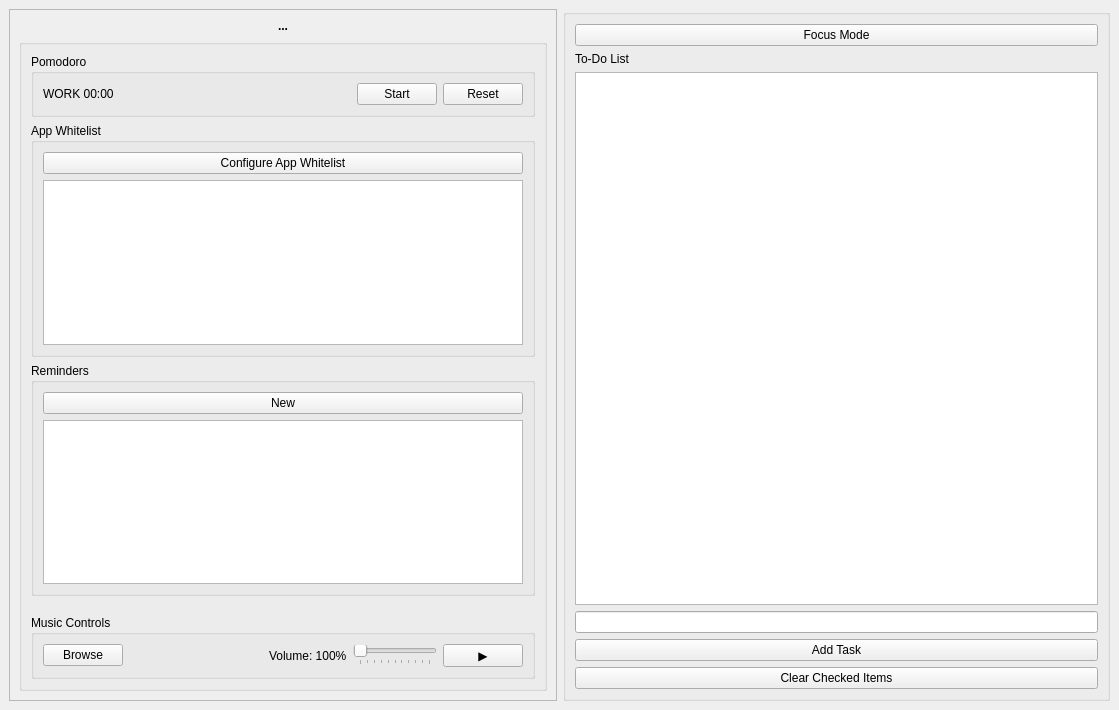
First picture: the form in ui/main.ui, repository Tayzn/HenHacks25, before the edit.
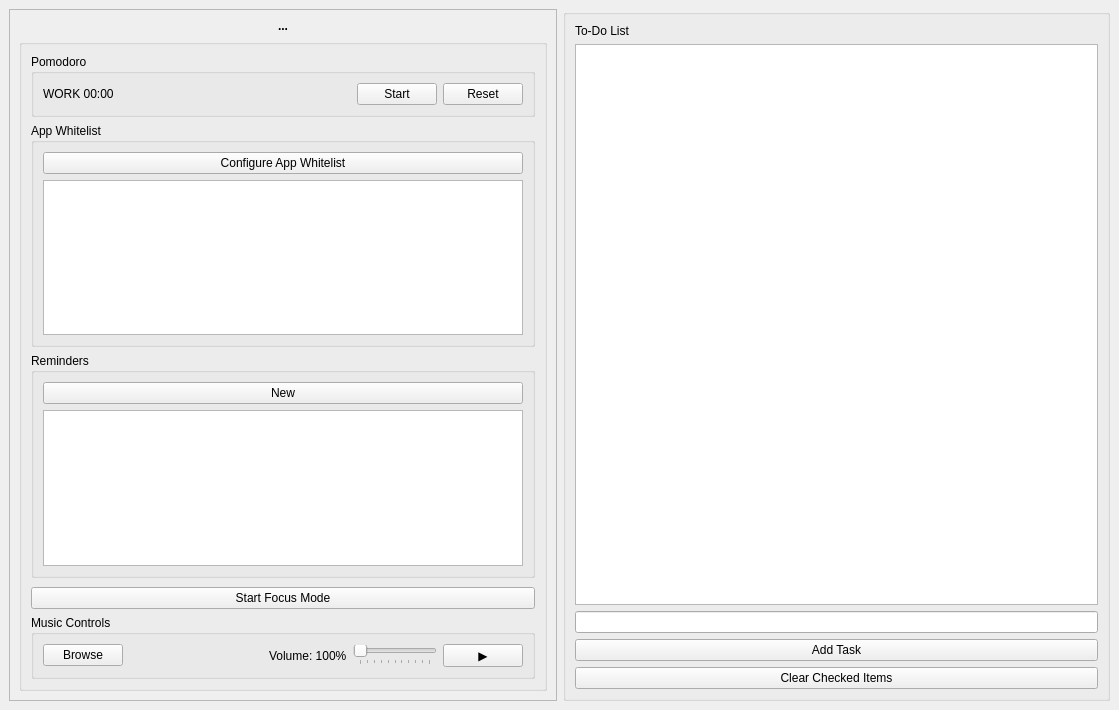
Second picture: the form after the edit. Icons and pictures are not drawn.

Commit message: Move focus button

Patch:
```diff
--- a/ui/main.ui
+++ b/ui/main.ui
@@ -73,7 +73,7 @@
             </layout>
            </widget>
           </item>
-          <item row="9" column="0">
+          <item row="10" column="0">
            <widget class="QGroupBox" name="musicGroup">
             <property name="title">
              <string>Music Controls</string>
@@ -217,6 +217,13 @@
             </layout>
            </widget>
           </item>
+          <item row="9" column="0">
+           <widget class="QPushButton" name="focusMode">
+            <property name="text">
+             <string>Start Focus Mode</string>
+            </property>
+           </widget>
+          </item>
          </layout>
         </widget>
        </item>
@@ -229,13 +236,6 @@
        <string/>
       </property>
       <layout class="QVBoxLayout" name="verticalLayout_4">
-       <item>
-        <widget class="QPushButton" name="focusMode">
-         <property name="text">
-          <string>Focus Mode</string>
-         </property>
-        </widget>
-       </item>
        <item>
         <widget class="QLabel" name="label_4">
          <property name="text">
```
